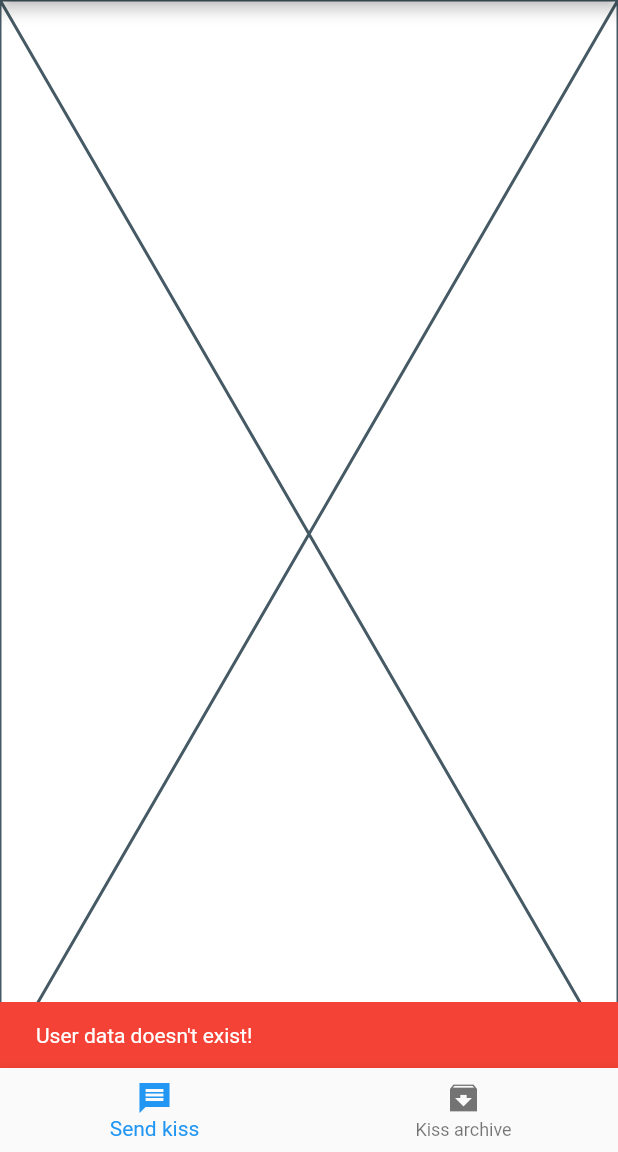
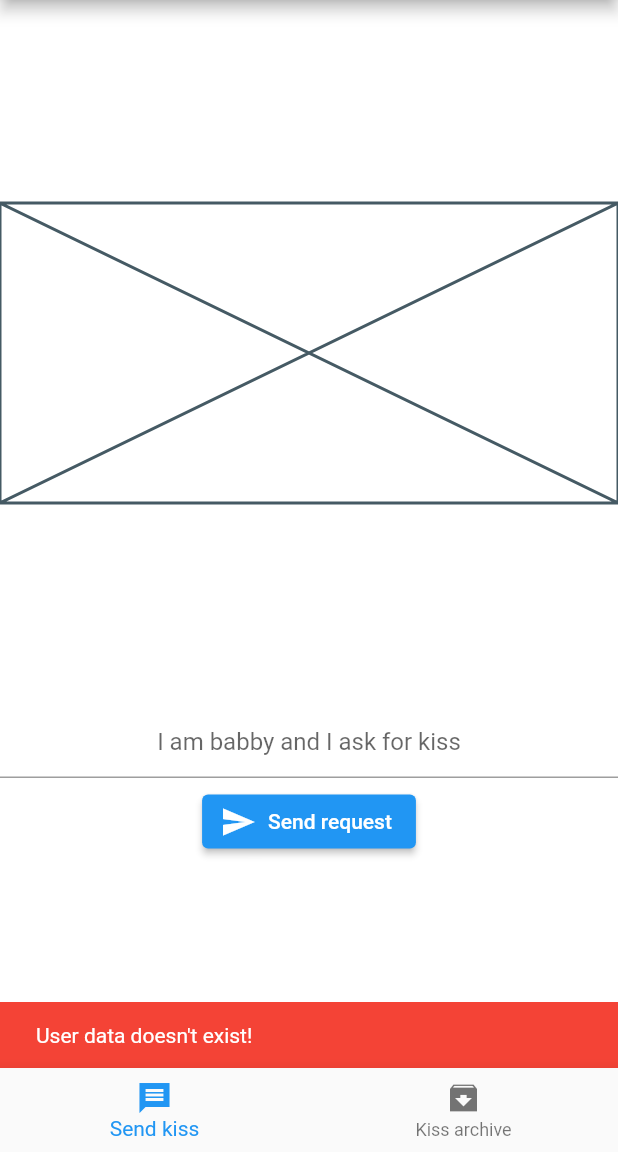
Before and after one commit to Glavotaner/newgoogoogagaapp, a Flutter app: the ScaffoldPage screen opened by its route, after a tap on the "baby changing station" icon, on a phone screen of 412 x 824 dp, the part 84-1236 px from its top. Run offline on Flutter 3.47's test engine with Material 2 defaults, Android fonts, the phone set to English and light mode, and no system bars; our stand-ins replace firebase_core, firebase_messaging, flutter_local_notifications, shared_preferences; accounts and stored records are empty.

Commit message:
refactor message processing, fix package name, add request input widget

```diff
--- a/lib/screens/home/home.dart
+++ b/lib/screens/home/home.dart
@@ -1,4 +1,5 @@
 import 'package:flutter/material.dart';
+import 'package:googoogagaapp/screens/home/widgets/request_input.dart';
 import 'package:googoogagaapp/screens/loading/loading.dart';
 import 'package:googoogagaapp/utils/initialization.dart';
 
@@ -25,7 +26,14 @@ class _HomePageState extends State<HomePage> {
         future: _setUpMessaging,
         builder: (BuildContext context, snapshot) {
           if (snapshot.connectionState == ConnectionState.done) {
-            return Placeholder();
+            return Column(
+              mainAxisAlignment: MainAxisAlignment.spaceEvenly,
+              mainAxisSize: MainAxisSize.max,
+              children: [
+                const Placeholder(fallbackHeight: 200),
+                const KissRequest()
+              ],
+            );
           }
           return LoadingScreen(message: 'Loading messaging...');
         });
--- /dev/null
+++ b/lib/screens/home/widgets/request_input.dart
@@ -0,0 +1,49 @@
+import 'package:flutter/material.dart';
+import 'package:flutter/widgets.dart';
+import 'package:googoogagaapp/utils/messaging.dart';
+
+class KissRequest extends StatefulWidget {
+  const KissRequest({Key? key}) : super(key: key);
+
+  @override
+  _KissRequestState createState() => _KissRequestState();
+}
+
+class _KissRequestState extends State<KissRequest> {
+  final _textController = TextEditingController();
+  static const _placeholder = 'I am babby and I ask for kiss';
+
+  _sendRequest(BuildContext context) {
+    sendRequest(context,
+        _textController.text.isNotEmpty ? _textController.text : _placeholder);
+    _textController.clear();
+  }
+
+  @override
+  void dispose() {
+    super.dispose();
+    _textController.dispose();
+  }
+
+  @override
+  Widget build(BuildContext context) {
+    return Container(
+      child: Column(
+        mainAxisAlignment: MainAxisAlignment.spaceEvenly,
+        children: [
+          TextField(
+            controller: _textController,
+            textAlign: TextAlign.center,
+            decoration: InputDecoration(hintText: _placeholder),
+          ),
+          Padding(
+              padding: EdgeInsets.symmetric(vertical: 5.0),
+              child: ElevatedButton.icon(
+                  onPressed: () => _sendRequest(context),
+                  icon: Icon(Icons.send_sharp),
+                  label: Text('Send request')))
+        ],
+      ),
+    );
+  }
+}
--- a/lib/utils/alerts.dart
+++ b/lib/utils/alerts.dart
@@ -19,7 +19,7 @@ Future showAlert(
 
 showConfirmSnackbar(BuildContext context, String message) {
   ScaffoldMessenger.of(context).showSnackBar(
-      SnackBar(content: Text(message), duration: Duration(seconds: 1)));
+      SnackBar(content: Text(message), duration: Duration(seconds: 10)));
 }
 
 showErrorSnackbar(BuildContext context, String message) {
--- a/lib/utils/initialization.dart
+++ b/lib/utils/initialization.dart
@@ -13,19 +13,21 @@ Future setUpMessaging(BuildContext context) async {
   if (!userData.hasToken) {
     await _setFCMToken(context: context, userData: userData);
   }
+  await Future.wait([_setUpNotificationChannel(), _setUpMessaging(context)]);
   final babyUserData = await getUserData(user: 'baby');
   if (!babyUserData.hasToken) {
     await refreshBabyToken(context);
   }
-  await Future.wait([_setUpNotificationChannel(), _setUpMessaging(context)]);
   processBgMessages(context);
 }
 
 Future refreshBabyToken(BuildContext context) async {
   final myUser = await getUserData(context: context, user: 'me');
-  sendDataMessage('topics/tokens',
-      {'customData': true, 'tokenRequest': true, 'username': myUser.userName});
+  sendDataMessage(
+      topic: 'tokens',
+      data: {'tokenRequest': true, 'username': myUser.userName});
   FirebaseMessaging.instance.subscribeToTopic('tokens');
+  showConfirmSnackbar(context, 'Refreshing!');
 }
 
 Future _setUpMessaging(BuildContext context) async {
--- a/lib/utils/user_data.dart
+++ b/lib/utils/user_data.dart
@@ -8,8 +8,8 @@ import 'package:shared_preferences/shared_preferences.dart';
 Future<User> getUserData({BuildContext? context, required String user}) async {
   final sharedPreferences = await SharedPreferences.getInstance();
   final userData = sharedPreferences.getString(user);
-  if (userData != null && userData.isNotEmpty) {
-    return User.fromJson(jsonDecode(userData));
+  if (userData?.isNotEmpty ?? false) {
+    return User.fromJson(jsonDecode(userData!));
   } else {
     final errorMessage = "User data doesn't exist!";
     if (context != null) {
@@ -22,10 +22,6 @@ Future<User> getUserData({BuildContext? context, required String user}) async {
 Future setUserData(String name, User userData) async {
   final sharedPreferences = await SharedPreferences.getInstance();
   sharedPreferences.setString(name, jsonEncode(userData.toJson()));
-}
-
-Future<String?> getUserToken(String user) async {
-  (await getUserData(user: user)).token;
 }
 
 Future setUserToken(
```
Also changed, not shown: lib/utils/messaging.dart (+26 -21 lines), 4 other files.
